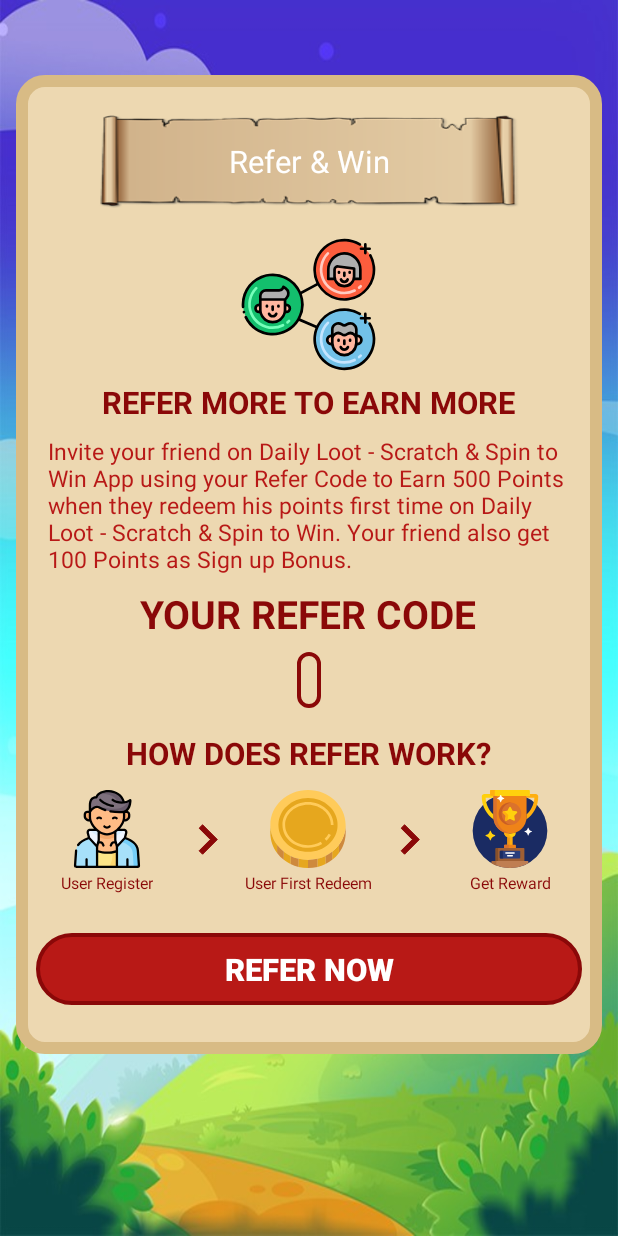
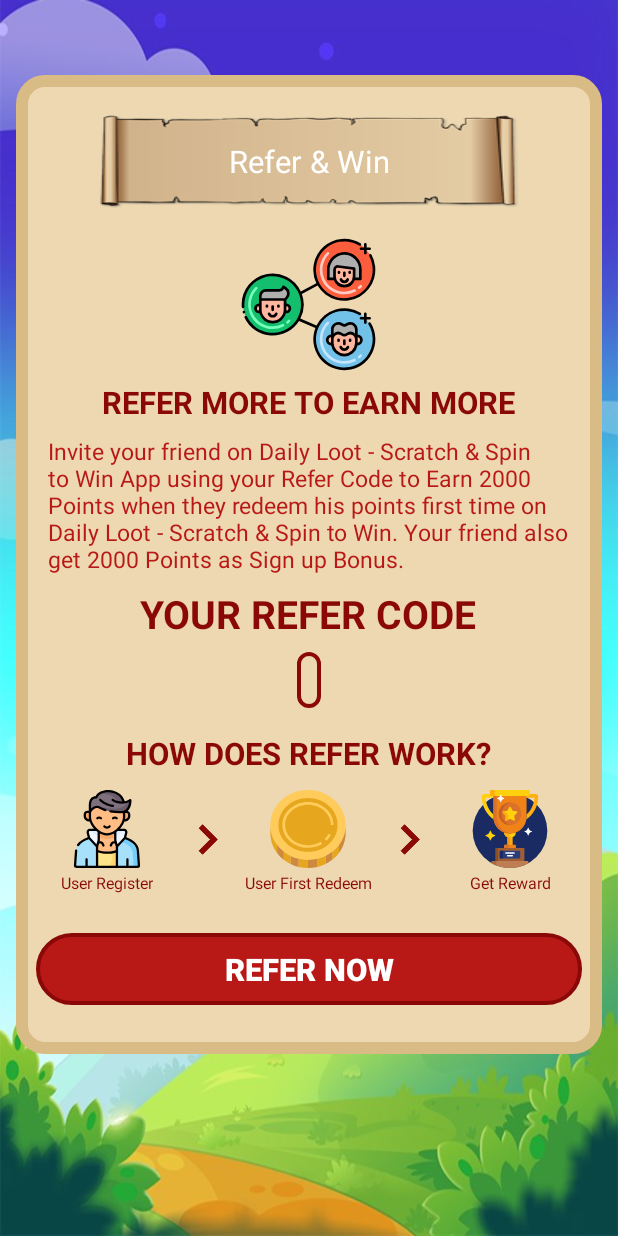
Before and after one commit to nahian66/diamondsandelitepass, an Android app: the ReferAndEarn screen opened directly, with no data from a screen before it, on a phone screen of 412 x 824 dp. Run offline under Robolectric (Android 15) with nearby library versions, the light colour scheme and no system bars; our stand-ins replace AdMob, sdp/ssp sizes; libraries missing offline, so code that uses them is left out: com.facebook.ads; Roboto replaces fonts that are not available here.

```diff
--- a/app/src/main/java/com/rowdystudio/fffdiamondsandelitespass/sharedPref/PrefManager.java
+++ b/app/src/main/java/com/rowdystudio/fffdiamondsandelitespass/sharedPref/PrefManager.java
@@ -4,7 +4,7 @@
 import android.content.SharedPreferences;
 
 /**
- * Created by hsn on 28/11/2017.
+ * Created by Nahian on 28/11/2022.
  */
 
 
--- a/app/src/main/res/values/strings.xml
+++ b/app/src/main/res/values/strings.xml
@@ -53,7 +53,7 @@
     <string name="redeem_tag_line_3">and your redeem points are </string>
     <string name="redeem_tag_line_4">and your redeem server is </string>
     <string name="refer_more">Refer More to Earn More</string>
-    <string name="refer_desc">Invite your friend on Daily Loot - Scratch &amp; Spin to Win App using your Refer Code to Earn 500 Points when they redeem his points first time on Daily Loot - Scratch &amp; Spin to Win. Your friend also get 100 Points as Sign up Bonus.</string>
+    <string name="refer_desc">Invite your friend on Daily Loot - Scratch &amp; Spin to Win App using your Refer Code to Earn 2000 Points when they redeem his points first time on Daily Loot - Scratch &amp; Spin to Win. Your friend also get 2000 Points as Sign up Bonus.</string>
 
     <string name="loading">Loading…</string>
     <string name="login">Login</string>
```
